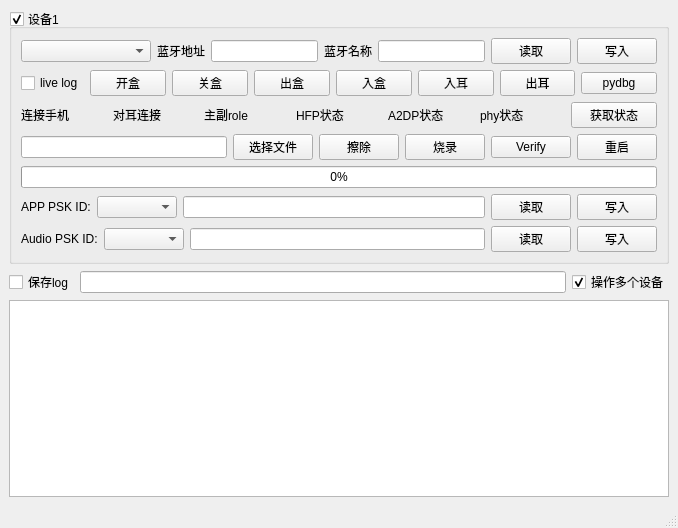
Before: the Qt Designer form qcc_ui.ui in xiaokun9/qcc_tool, drawn with Qt 5.
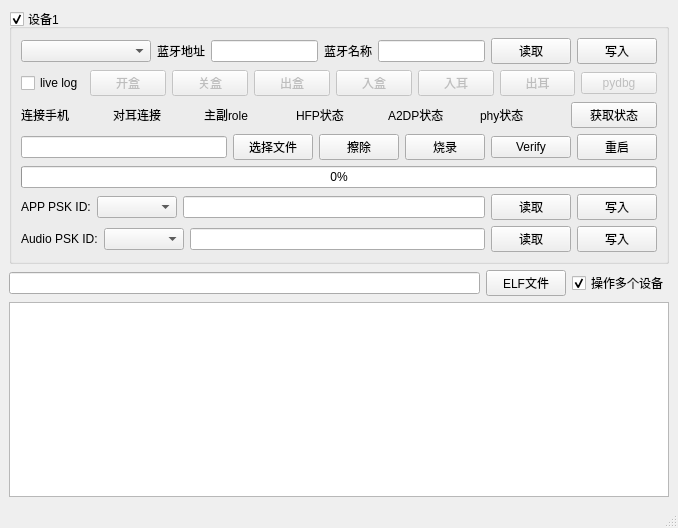
After: the same form once the commit is applied.

```diff
--- a/qcc_ui.ui
+++ b/qcc_ui.ui
@@ -132,42 +132,60 @@
           </widget>
          </item>
          <item>
-          <widget class="QPushButton" name="pushButton_15">
+          <widget class="QPushButton" name="pushButton_open_case">
+           <property name="enabled">
+            <bool>false</bool>
+           </property>
            <property name="text">
             <string>开盒</string>
            </property>
           </widget>
          </item>
          <item>
-          <widget class="QPushButton" name="pushButton_21">
+          <widget class="QPushButton" name="pushButton_close_case">
+           <property name="enabled">
+            <bool>false</bool>
+           </property>
            <property name="text">
             <string>关盒</string>
            </property>
           </widget>
          </item>
          <item>
-          <widget class="QPushButton" name="pushButton_28">
+          <widget class="QPushButton" name="pushButton_out_of_case">
+           <property name="enabled">
+            <bool>false</bool>
+           </property>
            <property name="text">
             <string>出盒</string>
            </property>
           </widget>
          </item>
          <item>
-          <widget class="QPushButton" name="pushButton_29">
+          <widget class="QPushButton" name="pushButton_in_case">
+           <property name="enabled">
+            <bool>false</bool>
+           </property>
            <property name="text">
             <string>入盒</string>
            </property>
           </widget>
          </item>
          <item>
-          <widget class="QPushButton" name="pushButton_23">
+          <widget class="QPushButton" name="pushButton_in_ear">
+           <property name="enabled">
+            <bool>false</bool>
+           </property>
            <property name="text">
             <string>入耳</string>
            </property>
           </widget>
          </item>
          <item>
-          <widget class="QPushButton" name="pushButton_24">
+          <widget class="QPushButton" name="pushButton_out_of_ear">
+           <property name="enabled">
+            <bool>false</bool>
+           </property>
            <property name="text">
             <string>出耳</string>
            </property>
@@ -175,6 +193,9 @@
          </item>
          <item>
           <widget class="QPushButton" name="pushButton_30">
+           <property name="enabled">
+            <bool>false</bool>
+           </property>
            <property name="text">
             <string>pydbg</string>
            </property>
@@ -416,15 +437,15 @@
     <item>
      <layout class="QHBoxLayout" name="horizontalLayout_2">
       <item>
-       <widget class="QCheckBox" name="checkBox_3">
+       <widget class="QLineEdit" name="lineEdit_elf_file"/>
+      </item>
+      <item>
+       <widget class="QPushButton" name="pushButton_elf_file">
         <property name="text">
-         <string>保存log</string>
+         <string>ELF文件</string>
         </property>
        </widget>
       </item>
-      <item>
-       <widget class="QLineEdit" name="lineEdit"/>
-      </item>
       <item>
        <widget class="QCheckBox" name="checkBox">
         <property name="text">
@@ -438,11 +459,7 @@
      </layout>
     </item>
     <item>
-     <widget class="QTextBrowser" name="textBrowser">
-      <property name="placeholderText">
-       <string/>
-      </property>
-     </widget>
+     <widget class="QTextEdit" name="textEdit"/>
     </item>
    </layout>
   </widget>
```
Left out of the diff: 7 changed lines with no effect on the pictures.
